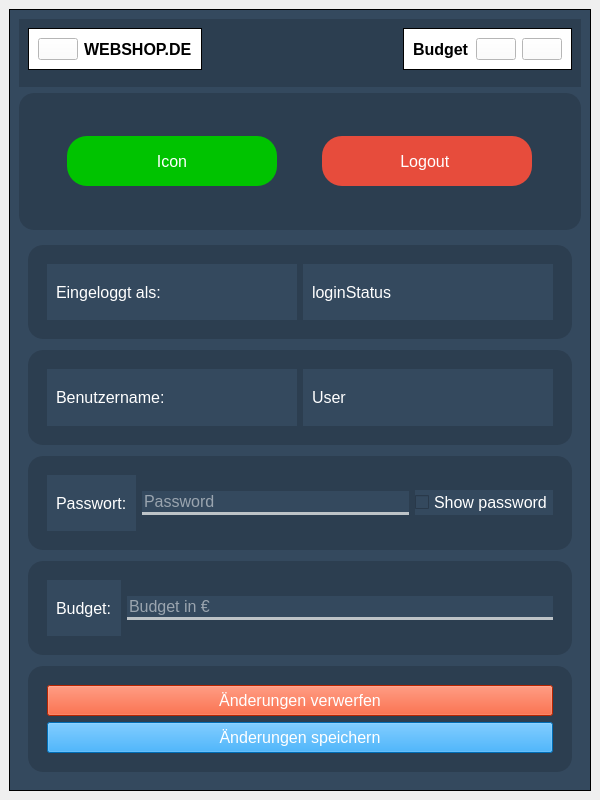
The window that frontend/Nutzerprofil.ui (nhatlam96/gui-xtraktor) describes before a commit, drawn with Qt 5.
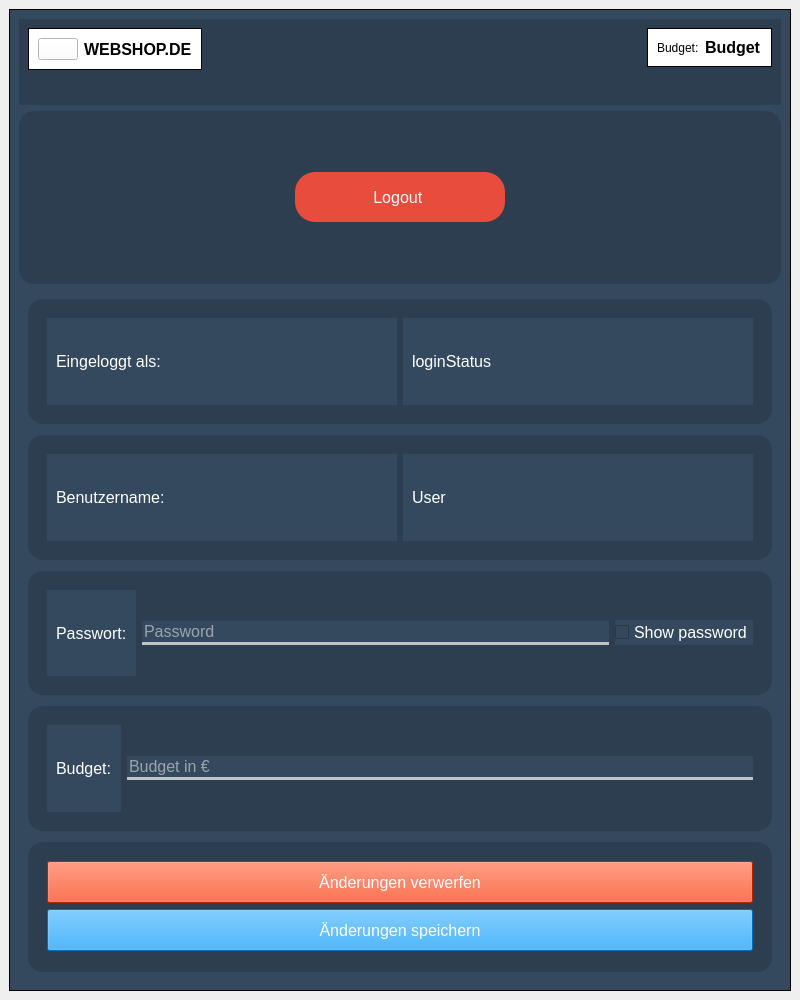
The same window after the commit.

```diff
--- a/frontend/Nutzerprofil.ui
+++ b/frontend/Nutzerprofil.ui
@@ -6,14 +6,14 @@
    <rect>
     <x>0</x>
     <y>0</y>
-    <width>600</width>
-    <height>800</height>
+    <width>800</width>
+    <height>1000</height>
    </rect>
   </property>
   <property name="minimumSize">
    <size>
-    <width>600</width>
-    <height>800</height>
+    <width>800</width>
+    <height>1000</height>
    </size>
   </property>
   <property name="windowTitle">
@@ -100,6 +100,13 @@
              <enum>QFrame::Plain</enum>
             </property>
             <layout class="QHBoxLayout" name="horizontalLayout_10">
+             <item>
+              <widget class="QLabel" name="label_3">
+               <property name="text">
+                <string>Budget:</string>
+               </property>
+              </widget>
+             </item>
              <item>
               <widget class="QLabel" name="budget_label">
                <property name="font">
@@ -113,20 +120,6 @@
                </property>
               </widget>
              </item>
-             <item>
-              <widget class="QPushButton" name="acc_Button">
-               <property name="text">
-                <string/>
-               </property>
-              </widget>
-             </item>
-             <item>
-              <widget class="QPushButton" name="shopping_Button">
-               <property name="text">
-                <string/>
-               </property>
-              </widget>
-             </item>
             </layout>
            </widget>
           </item>
@@ -148,38 +141,14 @@
           <enum>QFrame::Plain</enum>
          </property>
          <layout class="QHBoxLayout" name="horizontalLayout_6">
-          <item>
-           <widget class="QPushButton" name="pushButton">
-            <property name="font">
-             <font>
-              <pointsize>12</pointsize>
-             </font>
-            </property>
-            <property name="styleSheet">
-             <string notr="true">QPushButton#pushButton {
-	background-color: rgb(0, 195, 0);
-	padding: 5px;
-	color: white;
-	border-radius: 20px;
-	max-width: 200px;
-	max-height: 40px;
-}
-QPushButton#pushButton:hover {
-	cursor: pointer;
-	background-color: rgb(37, 211, 102);
-}
-QPushButton#pushButton:pressed {
-	padding-left: 3px;
-	padding-bottom: 3px;
-}</string>
-            </property>
-            <property name="text">
-             <string>Icon</string>
-            </property>
-           </widget>
-          </item>
           <item>
            <widget class="QPushButton" name="Logout">
+            <property name="maximumSize">
+             <size>
+              <width>210</width>
+              <height>50</height>
+             </size>
+            </property>
             <property name="font">
              <font>
               <pointsize>12</pointsize>
```
